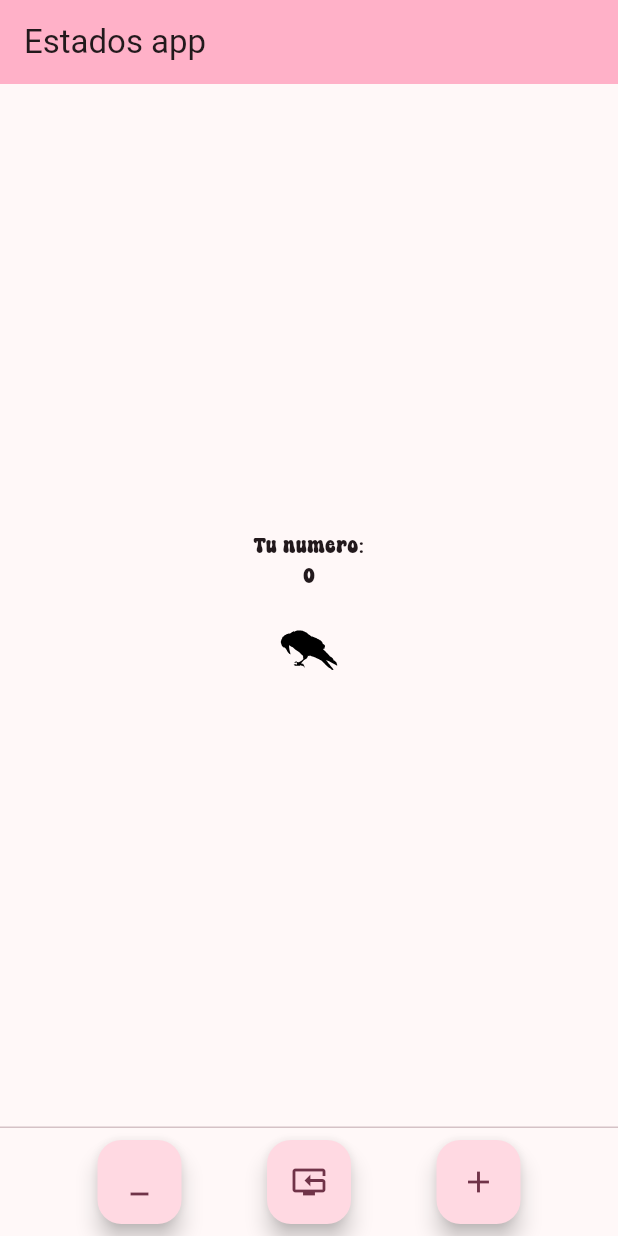
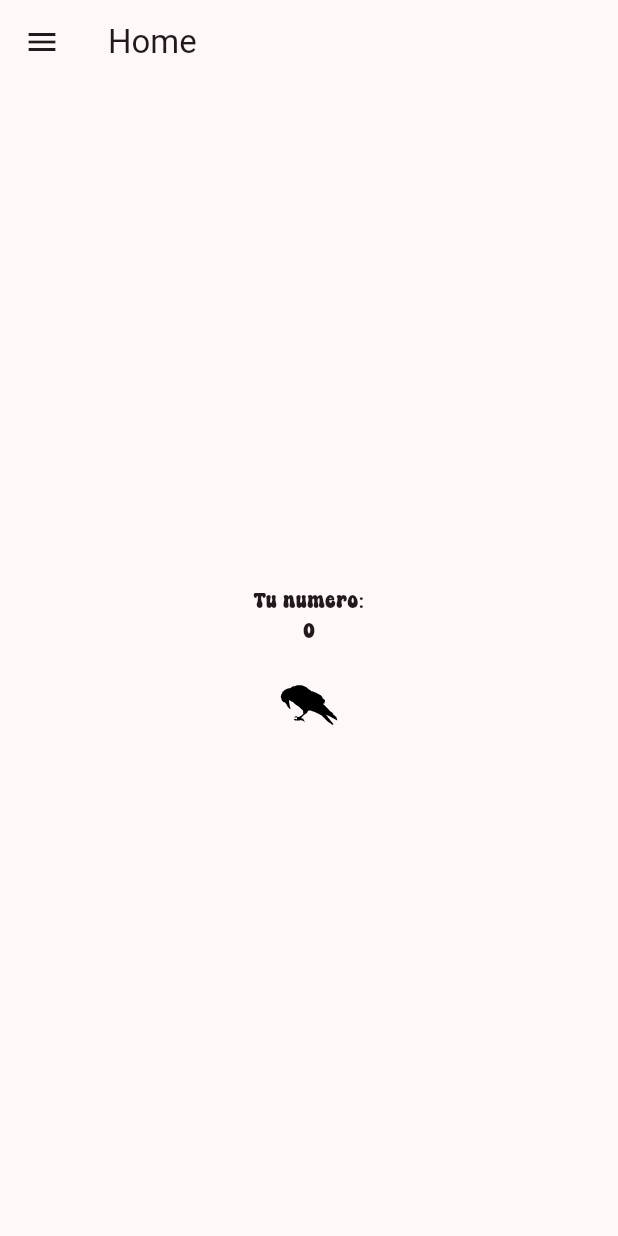
Before and after one commit to FrancoToro/Taller_dispositivos_mobiles, a Flutter app: the screen it shows after launch, on a phone screen of 412 x 824 dp. Run offline on Flutter 3.47's test engine with Material 3 defaults, Android fonts, the phone set to English and light mode, and no system bars; our stand-ins replace flutter_svg.

Commit message:
version 1.0

```diff
--- a/flutter_application_1_ejercicio/lib/main.dart
+++ b/flutter_application_1_ejercicio/lib/main.dart
@@ -1,6 +1,12 @@
 import 'package:flutter/material.dart';
 import 'package:flutter_svg/flutter_svg.dart';
 
+
+//pantallas
+import 'detalles.dart';
+import 'Lista.dart';
+import 'Sensores.dart';
+import 'Gestos.dart';
 void main() {
   runApp(const MyApp());
 }
@@ -134,8 +140,17 @@ class _MyHomePageState extends State<MyHomePage> {
   Widget build(BuildContext context) {
     return Scaffold(
       appBar: AppBar(
-        backgroundColor: Theme.of(context).colorScheme.inversePrimary,
-        title: Text(widget.title),
+        title: const Text('Home'),
+        leading: Builder(
+          builder: (context) {
+            return IconButton(
+              icon: const Icon(Icons.menu),
+              onPressed: () {
+                Scaffold.of(context).openDrawer();
+              },
+            );
+          },
+        ),
       ),
       body: Center(
 
@@ -160,29 +175,79 @@ class _MyHomePageState extends State<MyHomePage> {
           ],
         ),
       ),
-      persistentFooterButtons: [
-        Row(
-          mainAxisAlignment: MainAxisAlignment.spaceEvenly,
+      drawer: Drawer(
+        child: ListView(
+          // Important: Remove any padding from the ListView.
+          padding: EdgeInsets.zero,
           children: [
-            // Reducir contador
-            FloatingActionButton(
-                onPressed: _reduceCounter,
-                child: const Icon(Icons.minimize),
-                tooltip: 'Menos'),
+            const DrawerHeader(
+              decoration: BoxDecoration(
+                color: Colors.blue,
+              ),
+              child:
+              Icon(Icons.home),
+            ),
 
-            FloatingActionButton(
-                onPressed: _zeroCounter,
-                child: const Icon(Icons.reset_tv),
-                tooltip: 'Reiniciar'),
+            ListTile(
+              title: const Text('lista'),
+              onTap: () {
+                Navigator.of(context).push(
+                  MaterialPageRoute(
+                    builder: (context) => Lista(),
+                  ),
+                );
+              },
+            ),
+            ListTile(
+              title: const Text('Detalle'),
+              onTap: () {
+                Navigator.of(context).push(
+                  MaterialPageRoute(
+                    builder: (context) => detalles(),
+                  ),
+                );
+              },
+            ),
+            ListTile(
+              title: const Text('Sensores'),
+              onTap: () {
+                Navigator.of(context).push(
+                    MaterialPageRoute(
+                      builder: (context) => Sensores(),
+                    ),
+                );
+              },
+            ),
+            ListTile(
+              title: const Text('Gestos'),
+              onTap: () {
+                Navigator.of(context).push(
+                    MaterialPageRoute(
+                      builder: (context) => Gestos(),
+                    ),
+                );
+              },
+            ),
 
-            // Aumentar Contador
-            FloatingActionButton(
-                onPressed: _incrementCounter,
-                child: const Icon(Icons.add),
-                tooltip: 'Más'),
+
           ],
-        )
-      ],
+        ),
+
+
+
+          /*child:
+        Column(
+
+      )*/
+      ),
     );
+
+
+
+
+
+
+
+
   }
 }
```
Also changed, not shown: flutter_application_1_ejercicio/lib/Gestos.dart (added, +99 -0 lines), flutter_application_1_ejercicio/lib/Lista.dart (added, +108 -0 lines), flutter_application_1_ejercicio/lib/Sensores.dart (added, +99 -0 lines), flutter_application_1_ejercicio/lib/detalles.dart (added, +99 -0 lines), flutter_application_1_ejercicio/lib/PantallaContador.dart (added), flutter_application_1_ejercicio/lib/estados.dart (deleted).
